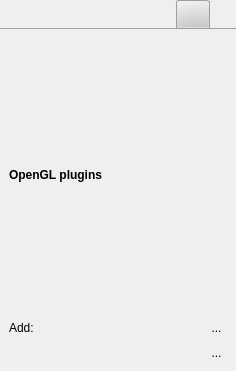
Above: src/MixingToolboxWidget.ui from markus-wa/glmixer-mirror before the change. Below: the same form after it.
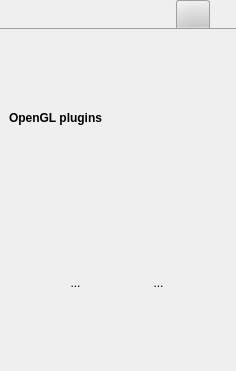
That is the form after the change. The open tabs and pages were chosen to show the change. Icons and pictures are not drawn.

```diff
--- a/src/MixingToolboxWidget.ui
+++ b/src/MixingToolboxWidget.ui
@@ -2182,8 +2182,21 @@
         </widget>
        </item>
        <item>
-        <layout class="QGridLayout" name="gridLayout">
-         <item row="0" column="1">
+        <widget class="QWidget" name="widget" native="true">
+         <layout class="QHBoxLayout" name="horizontalLayout_3">
+          <property name="leftMargin">
+           <number>0</number>
+          </property>
+          <property name="topMargin">
+           <number>0</number>
+          </property>
+          <property name="rightMargin">
+           <number>0</number>
+          </property>
+          <property name="bottomMargin">
+           <number>0</number>
+          </property>
+          <item>
           <widget class="QToolButton" name="addPlugin">
            <property name="styleSheet">
             <string notr="true">QToolButton {  border: 1px solid transparent;    border-radius:5px;   background: transparent;} QToolButton:pressed { background: palette(midlight); } QToolButton:hover { border-color:  palette(highlight); }</string>
@@ -2203,7 +2216,7 @@
            </property>
           </widget>
          </item>
-         <item row="1" column="1">
+          <item>
           <widget class="QToolButton" name="addShadertoyPlugin">
            <property name="styleSheet">
             <string notr="true">QToolButton {  border: 1px solid transparent;    border-radius:5px;   background: transparent;} QToolButton:pressed { background: palette(midlight); } QToolButton:hover { border-color:  palette(highlight); }</string>
@@ -2223,14 +2236,8 @@
            </property>
           </widget>
          </item>
-         <item row="0" column="0">
-          <widget class="QLabel" name="label_8">
-           <property name="text">
-            <string>Add:</string>
-           </property>
-          </widget>
-         </item>
-        </layout>
+         </layout>
+        </widget>
        </item>
       </layout>
      </widget>
```
Left out of the diff: 66 changed lines with no effect on the pictures. Lines whose indentation alone changed are shown as unchanged.
